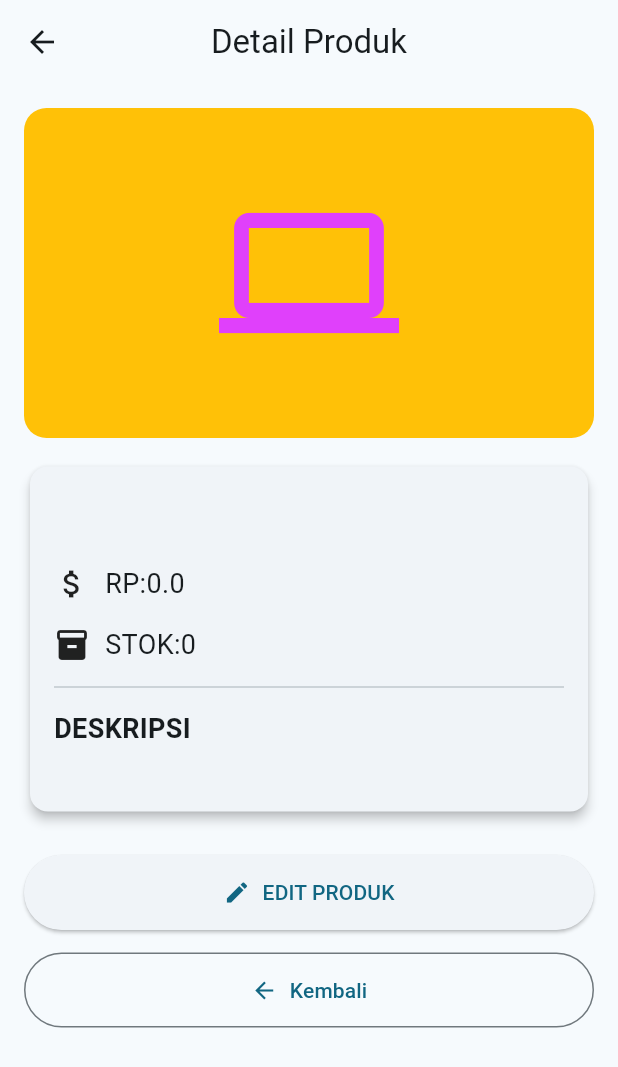
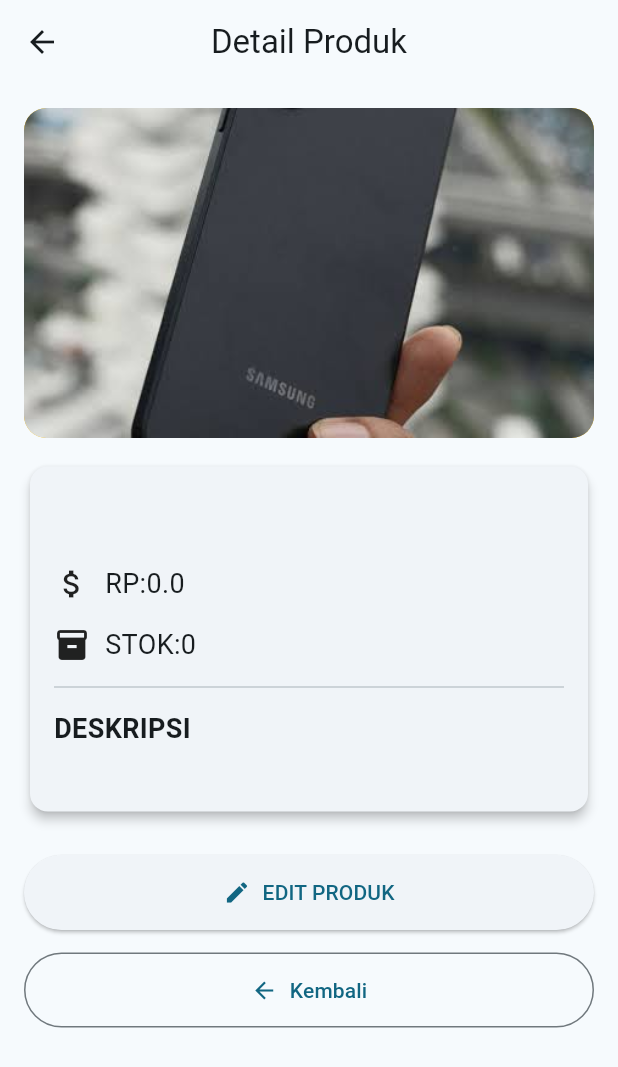
Before and after one commit to muhammadrifaifai45-bot/Api_dasar_laravel_flutter, a Flutter app: the DetailProduct screen opened directly with empty values, on a phone screen of 412 x 824 dp. Shown: the top 1067 px of the screen. Run offline on Flutter 3.47's test engine with Material 3 defaults, Android fonts, the phone set to English and light mode, and no system bars; our stand-ins replace image_picker.

Commit message:
revision add image product

```diff
--- a/lib/layar/detail_product.dart
+++ b/lib/layar/detail_product.dart
@@ -27,12 +27,30 @@ class DetailProduct extends StatelessWidget {
                     color: Colors.amber,
                     borderRadius: BorderRadius.circular(15),
                   ),
-                  child: const Center(
-                    child: Icon(
-                      Icons.computer,
-                      size: 120,
-                      color: Colors.purpleAccent,
-                    ),
+                  child: ClipRRect(borderRadius: BorderRadius.circular(15),
+                  child:  product.gambar==null||product.gambar!.isEmpty
+                   ?Image.asset(
+                  "asset/s25.jpg",
+                  height: 100,
+                  width: 100,
+                  fit: BoxFit.cover,
+                )
+                :Image.network("http://127.0.0.1:8000/storage/products/${product.gambar}",
+                  height: 100,
+                  width: 100,
+                  fit: BoxFit.cover,
+                  errorBuilder: (context, error, stackTrace){
+                    return Image.asset(
+                      "asset/s25.jpg",
+                      height: 100,
+                      width: 100,
+                      fit: BoxFit.cover,
+                      );
+
+                  },
+
+
+                ),
                   ),
                 ),
                 ),
@@ -96,12 +114,15 @@ class DetailProduct extends StatelessWidget {
                     style: ElevatedButton.styleFrom(
                       padding: const EdgeInsets.symmetric(vertical: 15),
                     ),
-                    onPressed: () {
-                      Navigator.push(
+                    onPressed: () async {
+                      final hasil=await Navigator.push(
                         context,
                         MaterialPageRoute(builder: (_) => EditPage(product: product),
                         ),
                          );
+                         if(hasil==true){
+                          Navigator.pop(context,true);
+                         }
                     },
                   ),
                 ),
--- a/lib/models/product.dart
+++ b/lib/models/product.dart
@@ -19,7 +19,7 @@ class Product{
     return Product(
       id:json['id'],
       nama:json['nama'],
-      harga:json['harga'],
+      harga:json['harga'].toDouble(),
       stock:json['stock'],
       deskripsi:json['deskripsi'],
       gambar:json['gambar']
--- a/pubspec.yaml
+++ b/pubspec.yaml
@@ -62,8 +62,8 @@ flutter:
   uses-material-design: true
 
   # To add assets to your application, add an assets section, like this:
-  # assets:
-  #   - images/a_dot_burr.jpeg
+  assets:
+     - asset/s25.jpg
   #   - images/a_dot_ham.jpeg
 
   # An image asset can refer to one or more resolution-specific "variants", see
```
Also changed, not shown: lib/layar/add_page.dart (+56 -5 lines), lib/services/setingan_api.dart (+52 -23 lines), lib/widget/product_card.dart (+29 -0 lines), asset/s25.jpg (added).
